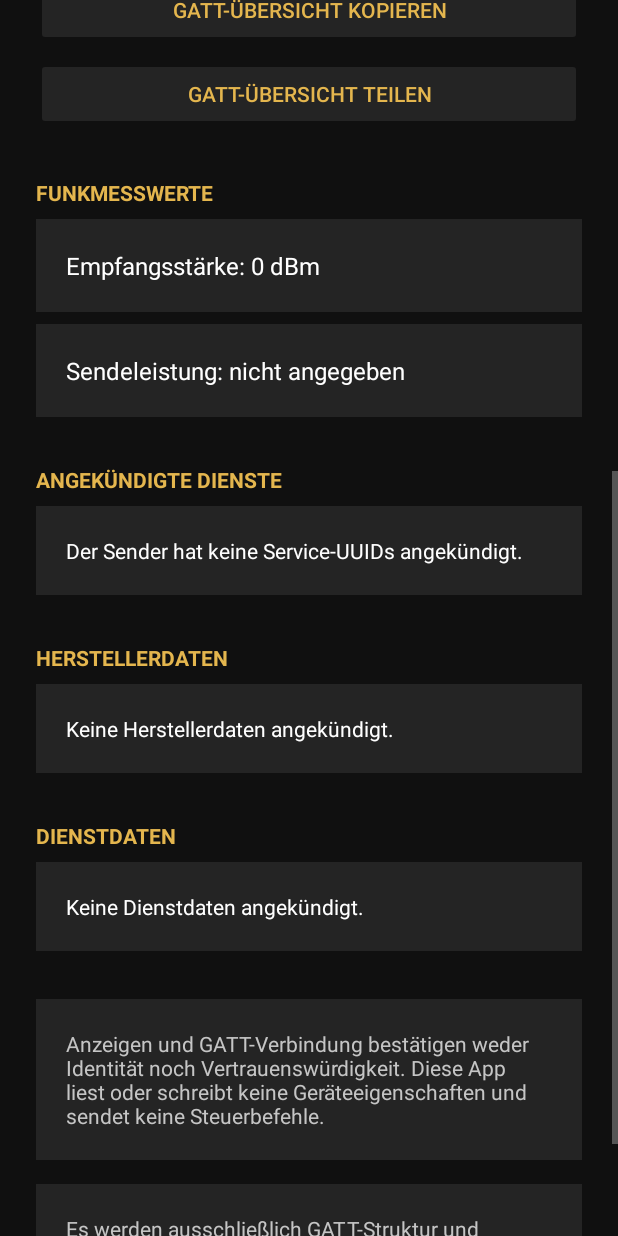
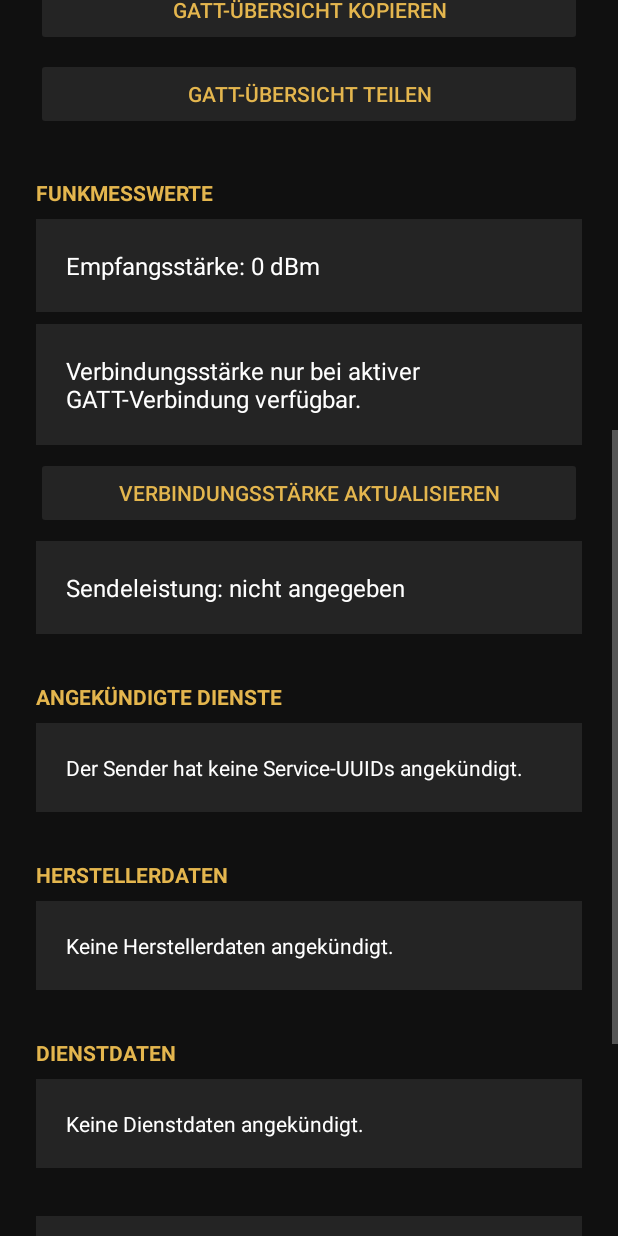
Before and after one commit to nikolausnold/NIKNOLIG, an Android app: the AdvertisementDetailsActivity screen opened directly, with no data from a screen before it, scrolled down 576 dp, on a phone screen of 412 x 824 dp. Run offline under Robolectric (Android 15) with nearby library versions, the phone set to English and light mode, and no system bars.

Commit message:
Implement connected RSSI refresh UI
Co-authored-by: nikolausnold <339979236+nikolausnold@users.noreply.github.com>

```diff
--- a/app/src/main/res/layout/activity_advertisement_details.xml
+++ b/app/src/main/res/layout/activity_advertisement_details.xml
@@ -133,6 +133,27 @@
             android:textSize="16sp" />
 
         <TextView
+            android:id="@+id/connection_rssi_status"
+            android:layout_width="match_parent"
+            android:layout_height="wrap_content"
+            android:layout_marginTop="@dimen/space_small"
+            android:background="@color/dark_surface"
+            android:padding="@dimen/card_padding"
+            android:text="@string/connection_rssi_unavailable"
+            android:textColor="@color/text_primary"
+            android:textSize="16sp" />
+
+        <Button
+            android:id="@+id/connection_rssi_button"
+            android:layout_width="match_parent"
+            android:layout_height="wrap_content"
+            android:layout_marginTop="@dimen/space_small"
+            android:backgroundTint="@color/dark_surface"
+            android:enabled="false"
+            android:text="@string/refresh_connection_rssi"
+            android:textColor="@color/gold" />
+
+        <TextView
             android:id="@+id/transmit_power"
             android:layout_width="match_parent"
             android:layout_height="wrap_content"
--- a/app/src/main/res/values/strings.xml
+++ b/app/src/main/res/values/strings.xml
@@ -29,6 +29,13 @@
     <string name="advertisement_details_title">Senderdetails</string>
     <string name="radio_measurements">FUNKMESSWERTE</string>
     <string name="signal_strength_value">Empfangsstärke: %1$d dBm</string>
+    <string name="refresh_connection_rssi">Verbindungsstärke aktualisieren</string>
+    <string name="connection_rssi_unavailable">Verbindungsstärke nur bei aktiver GATT-Verbindung verfügbar.</string>
+    <string name="connection_rssi_not_measured">Noch nicht gemessen. Tippe zum Aktualisieren.</string>
+    <string name="connection_rssi_in_progress">Verbindungsstärke wird abgefragt …</string>
+    <string name="connection_rssi_value">Aktuelle Verbindungsstärke: %1$d dBm</string>
+    <string name="connection_rssi_failed">Verbindungsstärke konnte nicht abgefragt werden.</string>
+    <string name="connection_rssi_timed_out">Zeitüberschreitung bei der RSSI-Abfrage.</string>
     <string name="transmit_power_value">Sendeleistung: %1$d dBm</string>
     <string name="transmit_power_unavailable">Sendeleistung: nicht angegeben</string>
     <string name="advertised_services">ANGEKÜNDIGTE DIENSTE</string>
```
Also changed, not shown: app/src/main/java/com/niknolig/app/AdvertisementDetailsActivity.kt (+60 -0 lines), 2 other files.
